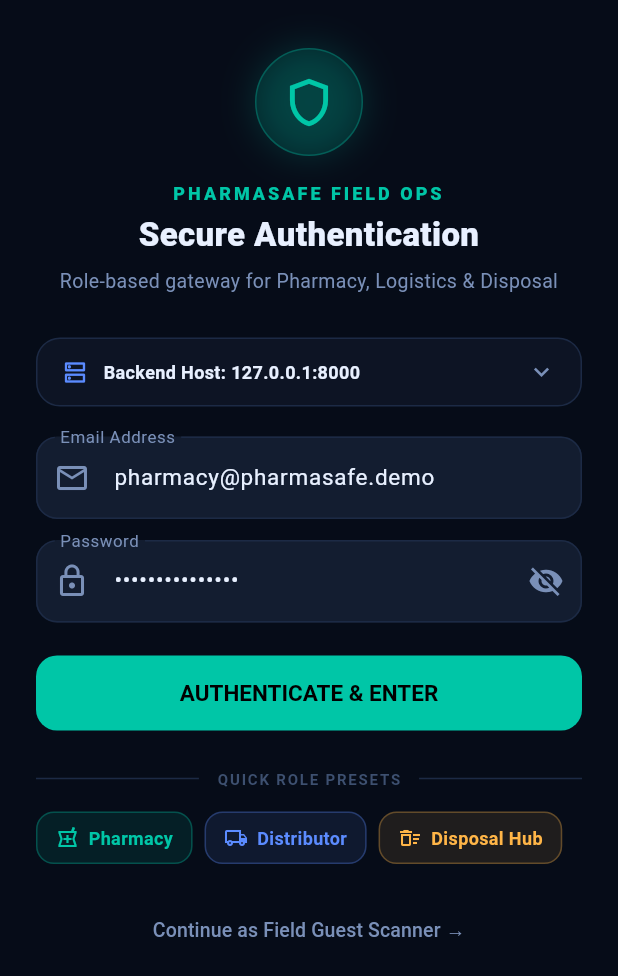
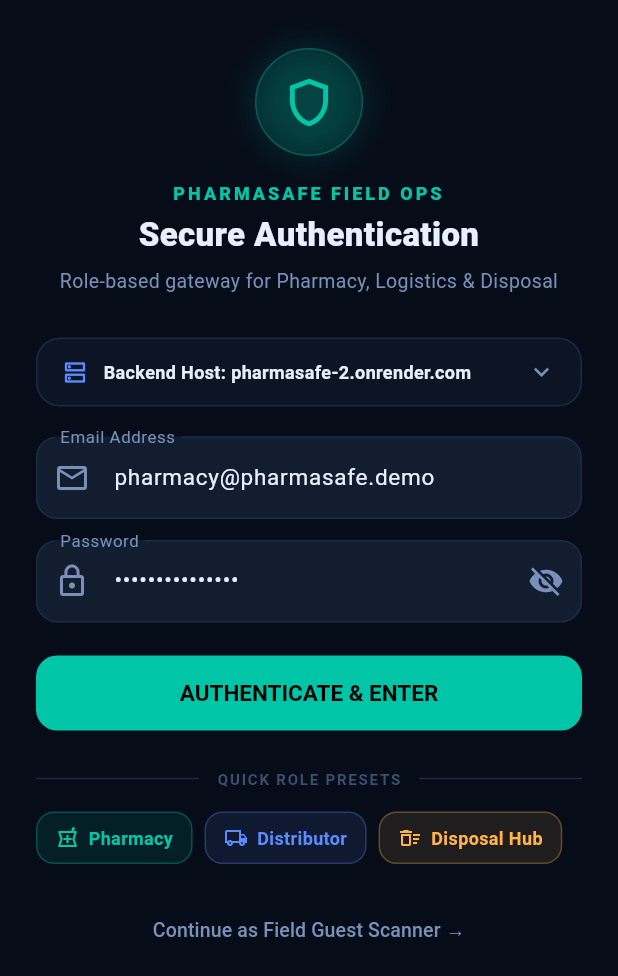
Before and after one commit to Pradhapkumar/PHARMASAFE, a Flutter app: the LoginScreen screen opened by its route, on a phone screen of 412 x 824 dp. Shown: the top 976 px of the screen. Run offline on Flutter 3.47's test engine with Material 3 defaults, Android fonts, the phone set to English and light mode, and no system bars; our stand-ins replace dio, flutter_riverpod, go_router; missing offline and left inert: mobile_scanner; network calls fail.

Commit message:
feat(mobile): default to live Render cloud backend with HTTPS auto-resolution and cloud host preset chip

```diff
--- a/mobile/lib/core/constants.dart
+++ b/mobile/lib/core/constants.dart
@@ -1,11 +1,20 @@
 class AppConstants {
   // Default server URLs:
+  // - pharmasafe-2.onrender.com for Live Production Cloud
   // - 127.0.0.1:8000 for ADB reverse tcp:8000 tcp:8000
   // - 10.0.2.2:8000 for standard Android Emulator
-  // - Or physical device local network IP (e.g. 192.168.x.x:8000)
-  static const String defaultHost = '127.0.0.1:8000';
+  static const String defaultHost = 'pharmasafe-2.onrender.com';
   static String activeHost = defaultHost;
-  static String get baseUrl => 'http://$activeHost/api/v1';
+
+  static String get baseUrl {
+    if (activeHost.startsWith('http://') || activeHost.startsWith('https://')) {
+      return '$activeHost/api/v1';
+    }
+    if (activeHost.contains('onrender.com') || !activeHost.contains(':')) {
+      return 'https://$activeHost/api/v1';
+    }
+    return 'http://$activeHost/api/v1';
+  }
 
   // Role definitions
   static const String rolePharmacy          = 'PHARMACY';
--- a/mobile/lib/screens/login_screen.dart
+++ b/mobile/lib/screens/login_screen.dart
@@ -146,15 +146,41 @@ class _LoginScreenState extends ConsumerState<LoginScreen> {
                       Padding(
                         padding: const EdgeInsets.fromLTRB(16, 0, 16, 16),
                         child: Column(
+                          crossAxisAlignment: CrossAxisAlignment.start,
                           children: [
                             TextField(
                               controller: _hostCtrl,
                               decoration: const InputDecoration(
                                 labelText: 'Server IP / Host',
-                                hintText: '192.168.1.X:8000 or 10.0.2.2:8000',
+                                hintText: 'pharmasafe-2.onrender.com',
                                 isDense: true,
                               ),
                               style: const TextStyle(fontSize: 13, fontFamily: 'monospace'),
+                            ),
+                            const SizedBox(height: 10),
+                            Wrap(
+                              spacing: 8,
+                              children: [
+                                ActionChip(
+                                  label: const Text('☁️ Live Render Cloud', style: TextStyle(fontSize: 11)),
+                                  onPressed: () {
+                                    _hostCtrl.text = 'pharmasafe-2.onrender.com';
+                                    ref.read(apiServiceProvider).updateHost('pharmasafe-2.onrender.com');
+                                    setState(() => _showHostConfig = false);
+                                    ScaffoldMessenger.of(context).showSnackBar(
+                                      const SnackBar(content: Text('Connected to Live Cloud Backend!')),
+                                    );
+                                  },
+                                ),
+                                ActionChip(
+                                  label: const Text('💻 Local ADB', style: TextStyle(fontSize: 11)),
+                                  onPressed: () {
+                                    _hostCtrl.text = '127.0.0.1:8000';
+                                    ref.read(apiServiceProvider).updateHost('127.0.0.1:8000');
+                                    setState(() => _showHostConfig = false);
+                                  },
+                                ),
+                              ],
                             ),
                             const SizedBox(height: 8),
                             Row(
```
